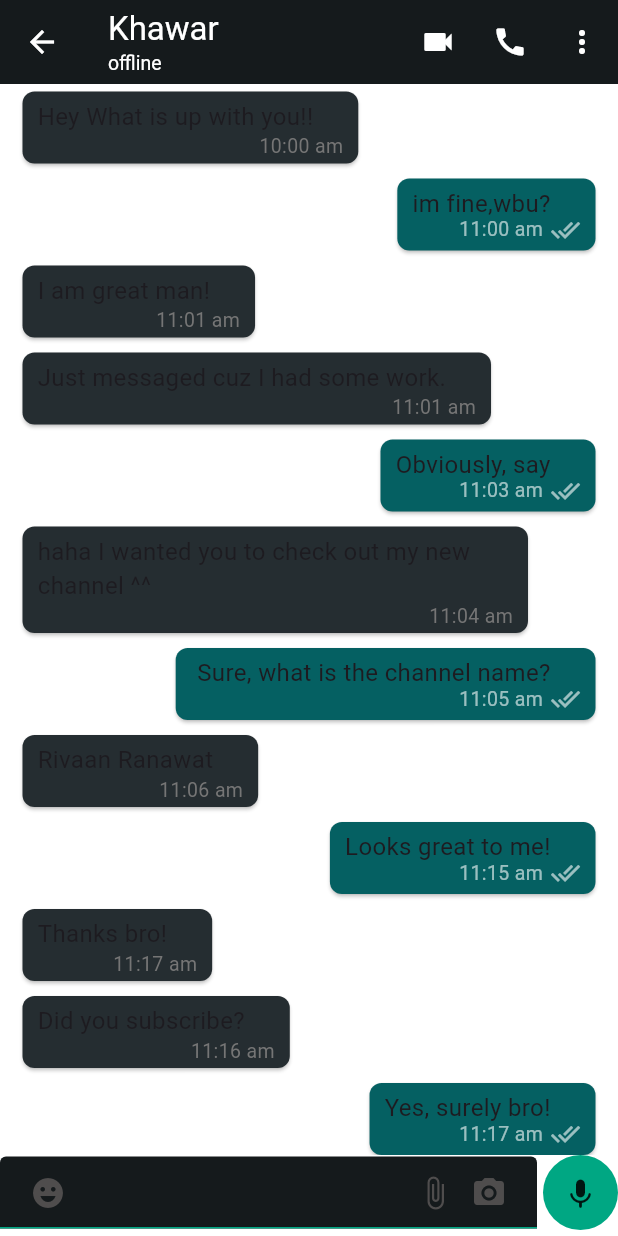
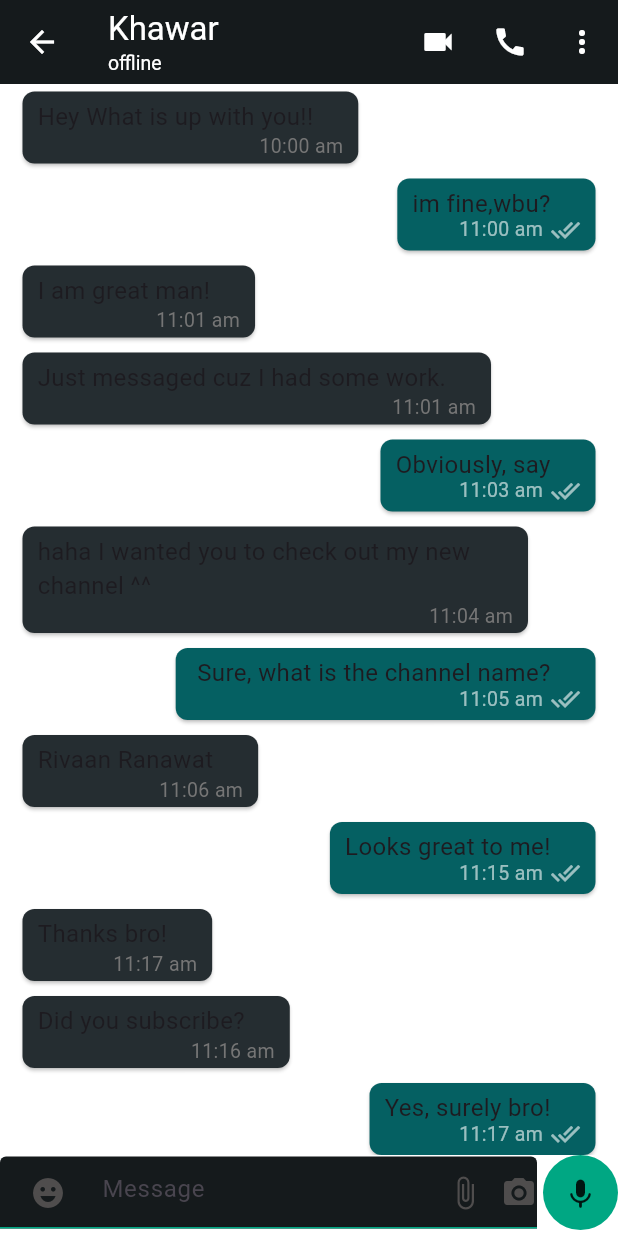
Before and after one commit to Bilawal-Mehfooz-Malik/whatsapp_clone, a Flutter app: the MobileChatScreen screen opened directly, on a phone screen of 412 x 824 dp. Run offline on Flutter 3.47's test engine with Material 3 defaults, Android fonts, the phone set to English and light mode, and no system bars; our stand-ins replace cloud_firestore, country_picker, emoji_picker_flutter, firebase_auth, firebase_core, firebase_storage and 3 more; accounts and stored records are empty.

Commit message:
setting up design for chat screen

```diff
--- a/lib/features/auth/controller/auth_controller.dart
+++ b/lib/features/auth/controller/auth_controller.dart
@@ -56,6 +56,7 @@ class AuthController {
     );
   }
 
+  // For online offline getting data
   Stream<UserModel> userDataById(String userId) {
     return authRepository.userData(userId);
   }
--- a/lib/features/auth/repository/auth_repository.dart
+++ b/lib/features/auth/repository/auth_repository.dart
@@ -147,6 +147,7 @@ class AuthRepository {
     }
   }
 
+// For offline online getting user data
   Stream<UserModel> userData(String userId) {
     return firestore
         .collection('users')
--- a/lib/screens/mobile_chat_screen.dart
+++ b/lib/features/chat/screens/mobile_chat_screen.dart
@@ -1,10 +1,11 @@
 import 'package:flutter/material.dart';
 import 'package:whatsapp_clone/data/colors.dart';
+import 'package:whatsapp_clone/widgets/chat_list.dart';
 import 'package:flutter_riverpod/flutter_riverpod.dart';
-import 'package:whatsapp_clone/features/auth/controller/auth_controller.dart';
 import 'package:whatsapp_clone/modules/user_model.dart';
 import 'package:whatsapp_clone/shared_features/loader.dart';
-import 'package:whatsapp_clone/widgets/chat_list.dart';
+import 'package:whatsapp_clone/features/chat/widgets/bottom_text_field.dart';
+import 'package:whatsapp_clone/features/auth/controller/auth_controller.dart';
 
 class MobileChatScreen extends ConsumerStatefulWidget {
   const MobileChatScreen({
@@ -84,53 +85,7 @@ class _MobileChatScreenState extends ConsumerState<MobileChatScreen> {
             children: [
               //Message Sending Text Field
               Expanded(
-                child: TextField(
-                  style: const TextStyle(color: whiteColor),
-                  controller: _messageController,
-                  decoration: InputDecoration(
-                    filled: true,
-                    fillColor: appBarColor,
-
-                    //emoji Icon
-                    prefixIcon: const Padding(
-                      padding: EdgeInsets.symmetric(horizontal: 20.0),
-                      child: Icon(
-                        Icons.emoji_emotions,
-                        color: messageIconColor,
-                      ),
-                    ),
-
-                    suffixIcon: const Padding(
-                      padding: EdgeInsets.symmetric(horizontal: 20.0),
-                      child: Row(
-                        mainAxisAlignment: MainAxisAlignment.end,
-                        children: [
-                          // attach file icon
-                          Icon(
-                            Icons.attach_file,
-                            color: messageIconColor,
-                          ),
-                          SizedBox(width: 12),
-
-                          // camera icon
-                          Icon(
-                            Icons.camera_alt,
-                            color: messageIconColor,
-                          ),
-                        ],
-                      ),
-                    ),
-                    hintText: 'Message',
-                    border: OutlineInputBorder(
-                      borderRadius: BorderRadius.circular(25.0),
-                      borderSide: const BorderSide(
-                        width: 0,
-                        style: BorderStyle.none,
-                      ),
-                    ),
-                    contentPadding: const EdgeInsets.all(10),
-                  ),
-                ),
+                child: BottomChatField(messageController: _messageController),
               ),
               const SizedBox(width: 4),
               Container(
--- /dev/null
+++ b/lib/features/chat/widgets/bottom_text_field.dart
@@ -0,0 +1,62 @@
+import 'package:flutter/material.dart';
+import 'package:whatsapp_clone/data/colors.dart';
+
+class BottomChatField extends StatelessWidget {
+  const BottomChatField({
+    super.key,
+    required TextEditingController messageController,
+  }) : _messageController = messageController;
+
+  final TextEditingController _messageController;
+
+  @override
+  Widget build(BuildContext context) {
+    return TextField(
+      style: const TextStyle(color: whiteColor),
+      controller: _messageController,
+      decoration: InputDecoration(
+        filled: true,
+        fillColor: appBarColor,
+
+        //emoji Icon
+        prefixIcon: const Padding(
+          padding: EdgeInsets.symmetric(horizontal: 20.0),
+          child: Icon(
+            Icons.emoji_emotions,
+            color: messageIconColor,
+          ),
+        ),
+
+        suffixIcon: const SizedBox(
+          width: 100,
+          child: Row(
+            mainAxisAlignment: MainAxisAlignment.end,
+            children: [
+              // attach file icon
+              Icon(
+                Icons.attach_file,
+                color: messageIconColor,
+              ),
+              SizedBox(width: 12),
+
+              // camera icon
+              Icon(
+                Icons.camera_alt,
+                color: messageIconColor,
+              ),
+            ],
+          ),
+        ),
+        hintText: 'Message',
+        border: OutlineInputBorder(
+          borderRadius: BorderRadius.circular(25.0),
+          borderSide: const BorderSide(
+            width: 0,
+            style: BorderStyle.none,
+          ),
+        ),
+        contentPadding: const EdgeInsets.all(10),
+      ),
+    );
+  }
+}
--- a/lib/select_contacts/repository/select_contacts_repository.dart
+++ b/lib/select_contacts/repository/select_contacts_repository.dart
@@ -3,7 +3,7 @@ import 'package:cloud_firestore/cloud_firestore.dart';
 import 'package:flutter_contacts/flutter_contacts.dart';
 import 'package:flutter_riverpod/flutter_riverpod.dart';
 import 'package:whatsapp_clone/modules/user_model.dart';
-import 'package:whatsapp_clone/screens/mobile_chat_screen.dart';
+import 'package:whatsapp_clone/features/chat/screens/mobile_chat_screen.dart';
 import 'package:whatsapp_clone/shared_features/error_messages_structure.dart';
 
 final selectContactRepositoryProvider = Provider(
--- a/lib/widgets/contacts_list.dart
+++ b/lib/widgets/contacts_list.dart
@@ -1,6 +1,6 @@
 import 'package:flutter/material.dart';
 import 'package:whatsapp_clone/data/info.dart';
-import 'package:whatsapp_clone/screens/mobile_chat_screen.dart';
+import 'package:whatsapp_clone/features/chat/screens/mobile_chat_screen.dart';
 
 class ContactsList extends StatelessWidget {
   const ContactsList({super.key});
```
